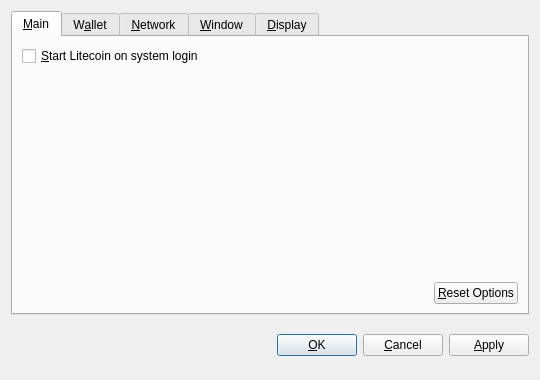
Before: the Qt Designer form src/qt/forms/optionsdialog.ui in David-Brown1234/powcoin, drawn with Qt 5.
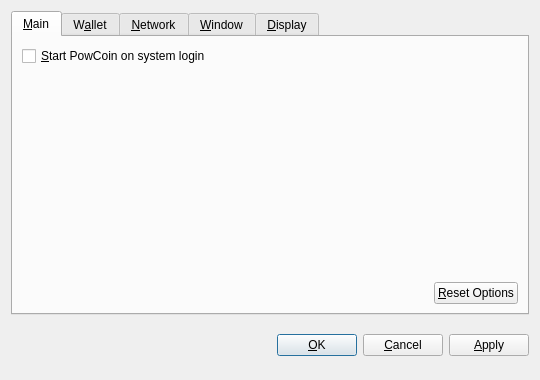
After: the same form once the commit is applied. Custom widgets are drawn as their Qt base class.

Patch:
```diff
--- a/src/qt/forms/optionsdialog.ui
+++ b/src/qt/forms/optionsdialog.ui
@@ -36,7 +36,7 @@
           <string>Automatically start Litecoin after logging in to the system.</string>
          </property>
          <property name="text">
-          <string>&amp;Start Litecoin on system login</string>
+          <string>&amp;Start PowCoin on system login</string>
          </property>
         </widget>
        </item>
```
Left out of the diff: 10 changed lines with no effect on the pictures.
